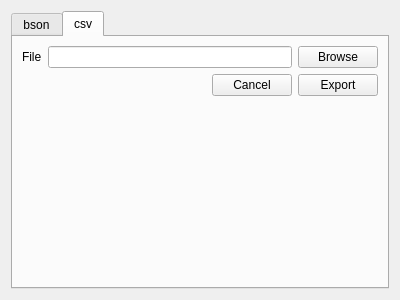
naponmeka/monger, file qml/export.ui: the form before one commit.
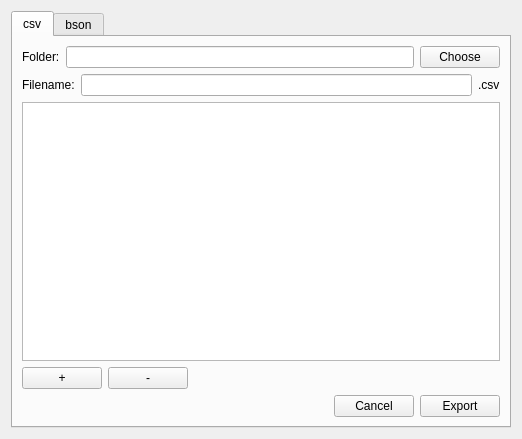
The form after the commit. The open tabs and pages were chosen to show the change.

Commit message: export csv ui

Diff of the .ui file:
```diff
--- a/qml/export.ui
+++ b/qml/export.ui
@@ -6,8 +6,8 @@
    <rect>
     <x>0</x>
     <y>0</y>
-    <width>400</width>
-    <height>300</height>
+    <width>522</width>
+    <height>439</height>
    </rect>
   </property>
   <property name="windowTitle">
@@ -19,6 +19,120 @@
      <property name="currentIndex">
       <number>0</number>
      </property>
+     <widget class="QWidget" name="tab_2">
+      <attribute name="title">
+       <string>csv</string>
+      </attribute>
+      <layout class="QVBoxLayout" name="verticalLayout">
+       <item>
+        <layout class="QHBoxLayout" name="horizontalLayout_2">
+         <item>
+          <widget class="QLabel" name="label">
+           <property name="text">
+            <string>Folder:</string>
+           </property>
+          </widget>
+         </item>
+         <item>
+          <widget class="QLineEdit" name="csvLineEdit"/>
+         </item>
+         <item>
+          <widget class="QPushButton" name="csvBrowseBtn">
+           <property name="text">
+            <string>Choose</string>
+           </property>
+          </widget>
+         </item>
+        </layout>
+       </item>
+       <item>
+        <layout class="QHBoxLayout" name="horizontalLayout_6">
+         <item>
+          <widget class="QLabel" name="label_3">
+           <property name="text">
+            <string>Filename:</string>
+           </property>
+          </widget>
+         </item>
+         <item>
+          <widget class="QLineEdit" name="lineEdit"/>
+         </item>
+         <item>
+          <widget class="QLabel" name="label_4">
+           <property name="text">
+            <string>.csv</string>
+           </property>
+          </widget>
+         </item>
+        </layout>
+       </item>
+       <item>
+        <widget class="QTableView" name="tableView"/>
+       </item>
+       <item>
+        <layout class="QHBoxLayout" name="horizontalLayout_7">
+         <item>
+          <widget class="QPushButton" name="addBtn">
+           <property name="text">
+            <string>+</string>
+           </property>
+          </widget>
+         </item>
+         <item>
+          <widget class="QPushButton" name="removeBtn">
+           <property name="text">
+            <string>-</string>
+           </property>
+          </widget>
+         </item>
+         <item>
+          <spacer name="horizontalSpacer_3">
+           <property name="orientation">
+            <enum>Qt::Horizontal</enum>
+           </property>
+           <property name="sizeHint" stdset="0">
+            <size>
+             <width>40</width>
+             <height>20</height>
+            </size>
+           </property>
+          </spacer>
+         </item>
+        </layout>
+       </item>
+       <item>
+        <layout class="QHBoxLayout" name="horizontalLayout_3">
+         <item>
+          <spacer name="horizontalSpacer">
+           <property name="orientation">
+            <enum>Qt::Horizontal</enum>
+           </property>
+           <property name="sizeHint" stdset="0">
+            <size>
+             <width>40</width>
+             <height>20</height>
+            </size>
+           </property>
+          </spacer>
+         </item>
+         <item>
+          <widget class="QPushButton" name="csvCancelBtn">
+           <property name="text">
+            <string>Cancel</string>
+           </property>
+          </widget>
+         </item>
+         <item>
+          <widget class="QPushButton" name="csvExportBtn">
+           <property name="text">
+            <string>Export</string>
+           </property>
+          </widget>
+         </item>
+        </layout>
+       </item>
+      </layout>
+     </widget>
      <widget class="QWidget" name="tab">
       <attribute name="title">
        <string>bson</string>
@@ -91,78 +205,6 @@
        </item>
       </layout>
      </widget>
-     <widget class="QWidget" name="tab_2">
-      <attribute name="title">
-       <string>csv</string>
-      </attribute>
-      <layout class="QVBoxLayout" name="verticalLayout">
-       <item>
-        <layout class="QHBoxLayout" name="horizontalLayout_2">
-         <item>
-          <widget class="QLabel" name="label">
-           <property name="text">
-            <string>File</string>
-           </property>
-          </widget>
-         </item>
-         <item>
-          <widget class="QLineEdit" name="lineEdit"/>
-         </item>
-         <item>
-          <widget class="QPushButton" name="pushButton">
-           <property name="text">
-            <string>Browse</string>
-           </property>
-          </widget>
-         </item>
-        </layout>
-       </item>
-       <item>
-        <layout class="QHBoxLayout" name="horizontalLayout_3">
-         <item>
-          <spacer name="horizontalSpacer">
-           <property name="orientation">
-            <enum>Qt::Horizontal</enum>
-           </property>
-           <property name="sizeHint" stdset="0">
-            <size>
-             <width>40</width>
-             <height>20</height>
-            </size>
-           </property>
-          </spacer>
-         </item>
-         <item>
-          <widget class="QPushButton" name="pushButton_2">
-           <property name="text">
-            <string>Cancel</string>
-           </property>
-          </widget>
-         </item>
-         <item>
-          <widget class="QPushButton" name="pushButton_3">
-           <property name="text">
-            <string>Export</string>
-           </property>
-          </widget>
-         </item>
-        </layout>
-       </item>
-       <item>
-        <spacer name="verticalSpacer">
-         <property name="orientation">
-          <enum>Qt::Vertical</enum>
-         </property>
-         <property name="sizeHint" stdset="0">
-          <size>
-           <width>20</width>
-           <height>40</height>
-          </size>
-         </property>
-        </spacer>
-       </item>
-      </layout>
-     </widget>
     </widget>
    </item>
   </layout>
```
The commit also changes 13 other files.
